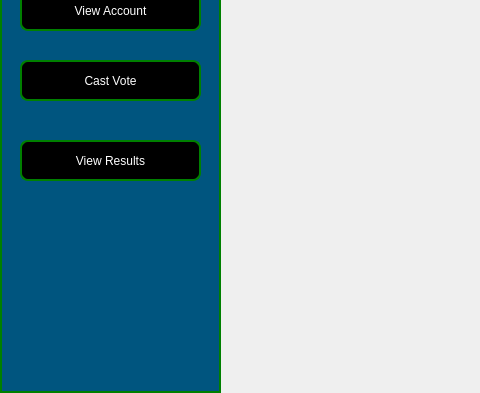
Rabsoninnora/LBTCSU, file voterdashboard.ui: the form before one commit; both pictures show x 0 to 480 and y 370 to 763 of the 1399 by 763 pixel window.
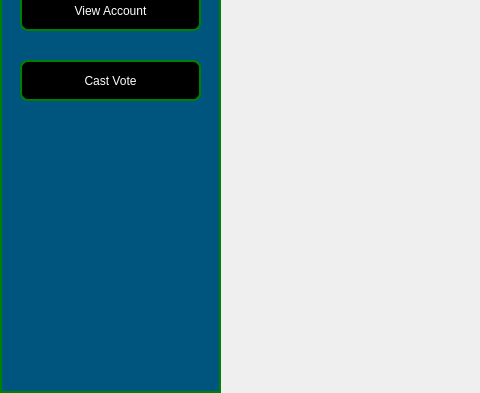
The form after the commit.

Diff of the .ui file:
```diff
--- a/voterdashboard.ui
+++ b/voterdashboard.ui
@@ -192,34 +192,6 @@
     <string>Cast Vote</string>
    </property>
   </widget>
-  <widget class="QPushButton" name="btn_ResultsView">
-   <property name="geometry">
-    <rect>
-     <x>20</x>
-     <y>510</y>
-     <width>181</width>
-     <height>41</height>
-    </rect>
-   </property>
-   <property name="styleSheet">
-    <string notr="true">    
-QPushButton{
-                    color: rgb(255, 255, 255);
-                    border:2px solid green;
-                    border-radius: 8px;
-                    padding: 0 8px;
-                    background-color: rgb(255, 267, 245);
-                    font: 500 11pt ;
-                   
-
-}
-
- </string>
-   </property>
-   <property name="text">
-    <string>View Results</string>
-   </property>
-  </widget>
   <zorder>Side_Nav</zorder>
   <zorder>BodyLabel</zorder>
   <zorder>btn_view_candidate</zorder>
```
Left out of the diff: 3 changed lines with no effect on the pictures.
